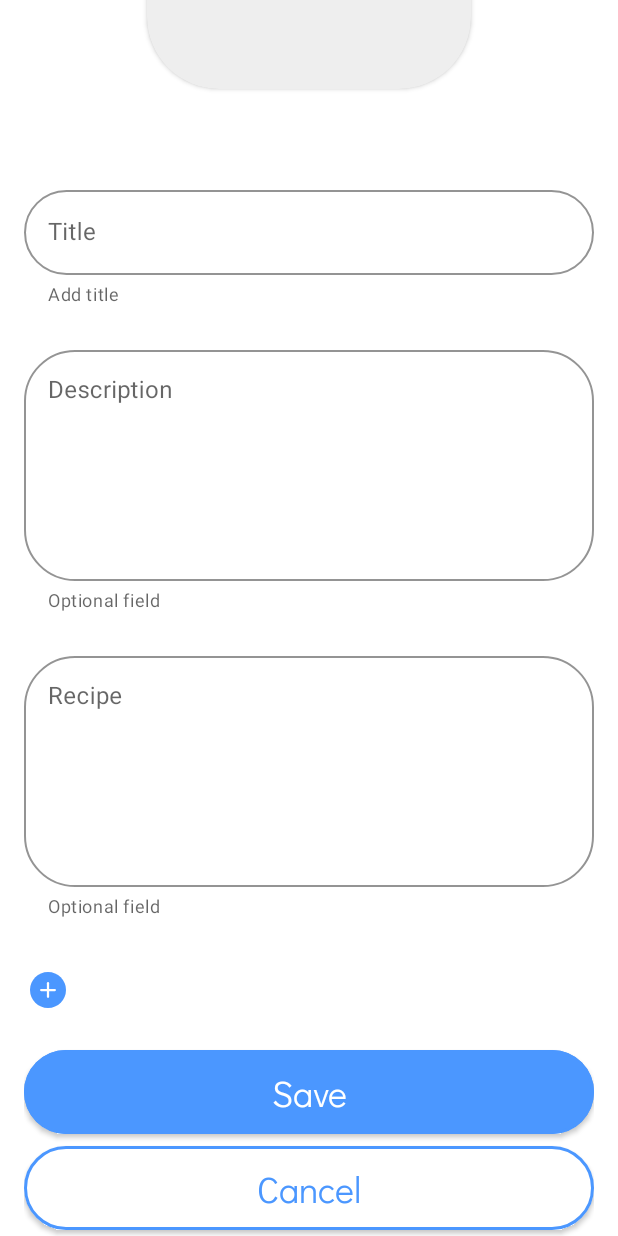
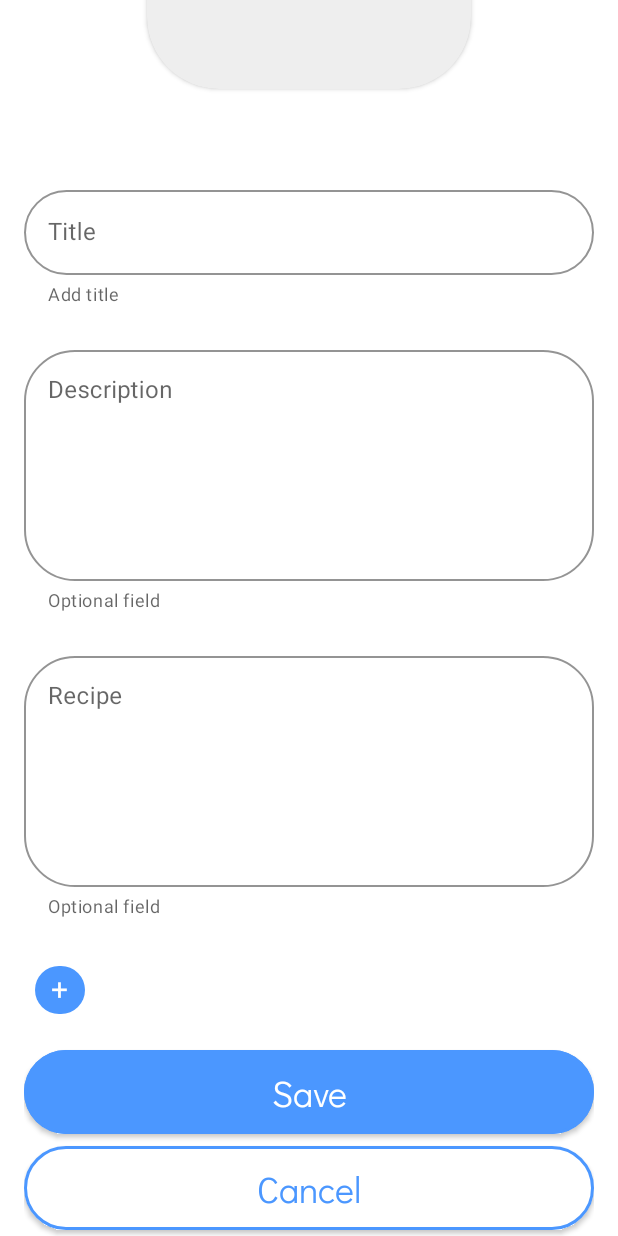
Before and after one commit to Yury03/appCocktailBar, an Android app: the AddCocktailFragment screen opened through its navigation route, scrolled down 188 dp, on a phone screen of 412 x 824 dp. Run offline under Robolectric (Android 15) with nearby library versions, the phone set to English and light mode, and no system bars.

Commit message:
fixed ingredients chips: background, close icon, add chip

```diff
--- a/app/src/main/res/drawable/plus_chip.xml
+++ /dev/null
@@ -1,22 +0,0 @@
-<?xml version="1.0" encoding="utf-8"?>
-<vector xmlns:android="http://schemas.android.com/apk/res/android"
-    android:width="24dp"
-    android:height="24dp"
-    android:viewportWidth="24"
-    android:viewportHeight="24">
-    <path
-        android:fillColor="#FF4B97FF"
-        android:pathData="M0 12c0-6.63 5.37-12 12-12h0c6.63 0 12 5.37 12 12v0c0 6.63-5.37 12-12 12h0c-6.63 0-12-5.37-12-12z"/>
-    <path
-        android:strokeColor="#FFFFFFFF"
-        android:strokeWidth="1.5"
-        android:strokeLineCap="round"
-        android:strokeLineJoin="round"
-        android:pathData="M12 7.42v9.16"/>
-    <path
-        android:strokeColor="#FFFFFFFF"
-        android:strokeWidth="1.5"
-        android:strokeLineCap="round"
-        android:strokeLineJoin="round"
-        android:pathData="M16.58 12H7.42"/>
-</vector>
--- /dev/null
+++ b/app/src/main/res/drawable/remove_chip_icon.xml
@@ -0,0 +1,13 @@
+<?xml version="1.0" encoding="utf-8"?>
+<vector xmlns:android="http://schemas.android.com/apk/res/android"
+    android:width="24dp"
+    android:height="24dp"
+    android:viewportWidth="24"
+    android:viewportHeight="24">
+    <path
+        android:pathData="M4 4L20 20M4 20L20 4"
+        android:strokeWidth="2.5"
+        android:strokeColor="#FF4B97FF"
+        android:strokeLineCap="round"
+        android:strokeLineJoin="round" />
+</vector>
--- a/app/src/main/res/layout/fragment_add_cocktail.xml
+++ b/app/src/main/res/layout/fragment_add_cocktail.xml
@@ -110,10 +110,17 @@
 
             <com.google.android.material.chip.Chip
                 android:id="@+id/addChip"
+                style="@style/Widget.MaterialComponents.Chip.Action"
                 android:layout_width="wrap_content"
                 android:layout_height="wrap_content"
-                app:chipBackgroundColor="@color/white"
-                app:chipIcon="@drawable/plus_chip" />
+                android:text="@string/plus"
+                android:textColor="@color/white"
+                android:textSize="20dp"
+                android:textStyle="bold"
+                app:chipBackgroundColor="@color/button_add_background"
+                app:textEndPadding="4dp"
+                app:textStartPadding="7dp"
+                tools:ignore="SpUsage" />
 
         </com.google.android.material.chip.ChipGroup>
 
--- a/app/src/main/res/values/colors.xml
+++ b/app/src/main/res/values/colors.xml
@@ -10,6 +10,7 @@
     <color name="button_add_background">#4B97FF</color>
     <color name="main_text_color">#FF313131</color>
     <color name="image_background">#FFEEEEEE</color>
+    <color name="stroke_chip">#FFCAC4D0</color>
 
 
 </resources>
--- a/app/src/main/res/values/strings.xml
+++ b/app/src/main/res/values/strings.xml
@@ -20,5 +20,6 @@
     <string name="tire">-</string>
     <string name="placeholder_ingredient_item">9 cups water</string>
     <string name="placeholder_details_recipe">ice as needed</string>
+    <string name="plus">+</string>
 
 </resources>
```
Also changed, not shown: app/src/main/java/com/example/appcocktailbar/ui/add_cocktail/AddCocktailFragment.kt (+19 -7 lines).
